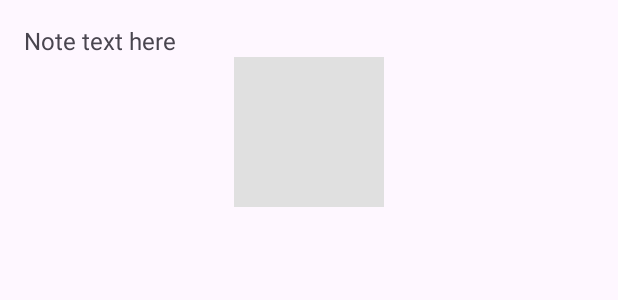
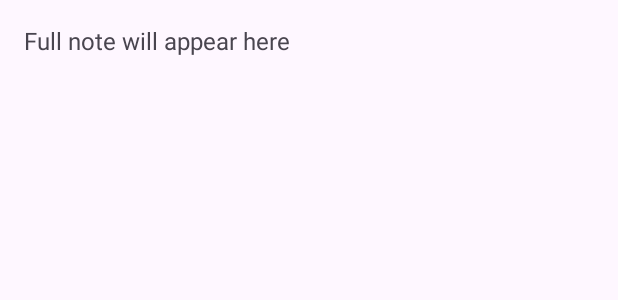
Before and after one commit to katoki001/FeelSyncApp, an Android app: the layout view_note.xml on its own in the app's theme, with its tools: preview values and no code run, on a phone screen of 412 x 824 dp. Shown: the top 300 px of the screen. Run offline under Robolectric (Android 15) with nearby library versions, the phone set to English and light mode, and no system bars.

Commit message:
I jusd did little changes main problems are still here

```diff
--- a/app/build.gradle
+++ b/app/build.gradle
@@ -52,7 +52,8 @@ dependencies {
     implementation 'com.google.firebase:firebase-firestore:24.7.1'
     implementation 'com.github.bumptech.glide:glide:4.12.0'
     annotationProcessor 'com.github.bumptech.glide:compiler:4.12.0'
-
+    implementation 'com.google.firebase:firebase-storage:20.3.0'
+    implementation 'com.google.firebase:firebase-firestore:24.9.0'
 
 
 }
--- a/app/src/main/java/com/example/feelsync/Note.java
+++ b/app/src/main/java/com/example/feelsync/Note.java
@@ -4,21 +4,25 @@ public class Note {
     public String date;
     public String note;
     public String emotion;
+    public long timestamp;  // Add timestamp field
 
     public Note() {}
 
     // Constructor for easy initialization
-    public Note(String date, String emotion, String note) {
+    public Note(String date, String emotion, String note, long timestamp) {
         this.date = date;
         this.emotion = emotion;
         this.note = note;
+        this.timestamp = timestamp;
     }
 
     // Getters and Setters
     public String getDate() { return date; }
     public String getEmotion() { return emotion; }
     public String getNote() { return note; }
+    public long getTimestamp() { return timestamp; }  // Get timestamp
     public void setDate(String date) { this.date = date; }
     public void setEmotion(String emotion) { this.emotion = emotion; }
     public void setNote(String note) { this.note = note; }
+    public void setTimestamp(long timestamp) { this.timestamp = timestamp; }  // Set timestamp
 }
--- a/app/src/main/res/layout/view_note.xml
+++ b/app/src/main/res/layout/view_note.xml
@@ -1,8 +1,4 @@
 <?xml version="1.0" encoding="utf-8"?>
-<RelativeLayout xmlns:android="http://schemas.android.com/apk/res/android"
-    android:layout_width="match_parent"
-    android:layout_height="match_parent">
-
 <LinearLayout xmlns:android="http://schemas.android.com/apk/res/android"
     android:layout_width="match_parent"
     android:layout_height="match_parent"
@@ -13,23 +9,7 @@
         android:id="@+id/full_note_text"
         android:layout_width="match_parent"
         android:layout_height="wrap_content"
-            android:text="Note text here"
-            android:textSize="16sp" />
-
-        <ProgressBar
-            android:id="@+id/progress_bar"
-            android:layout_width="wrap_content"
-            android:layout_height="wrap_content"
-            android:visibility="gone"
-            android:layout_centerInParent="true" />
-
-        <ImageView
-            android:id="@+id/note_image"
-            android:layout_width="match_parent"
-            android:layout_height="wrap_content"
-            android:src="@drawable/placeholder"
-            android:contentDescription="Note image" />
+        android:text="Full note will appear here"
+        android:textSize="16sp"/>
 
 </LinearLayout>
-
-</RelativeLayout>
--- a/build.gradle
+++ b/build.gradle
@@ -2,10 +2,12 @@ buildscript {
     repositories {
         google()
         mavenCentral()
+        jcenter()
     }
     dependencies {
         classpath("com.android.tools.build:gradle:8.7.2") // Use the latest Gradle Plugin version
         classpath("com.google.gms:google-services:4.4.2")
         classpath 'com.google.gms:google-services:4.3.10'// Use a newer version (see below)
-        classpath 'com.google.gms:google-services:4.3.15' }
+        classpath 'com.google.gms:google-services:4.3.15'
+    }
 }
```
Also changed, not shown: app/src/main/AndroidManifest.xml (+8 -3 lines), app/src/main/java/com/example/feelsync/AddNoteActivity.java (+4 -4 lines), app/src/main/java/com/example/feelsync/CalendarActivity.java (+5 -5 lines), app/src/main/java/com/example/feelsync/ViewNoteActivity.java (+8 -93 lines), app/src/main/res/menu/bottom_nav_menu.xml (added, +24 -0 lines), app/src/main/res/drawable/aibtn.png (added), app/src/main/res/drawable/calendar1btn.png (added), app/src/main/res/drawable/home.png (added), app/src/main/res/drawable/music.png (added), app/src/main/res/drawable/settings.png (added). Lines whose indentation alone changed are shown as unchanged.
